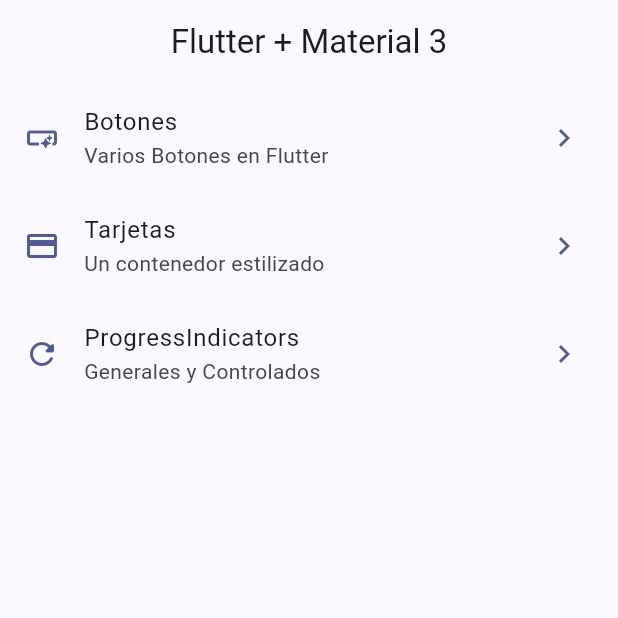
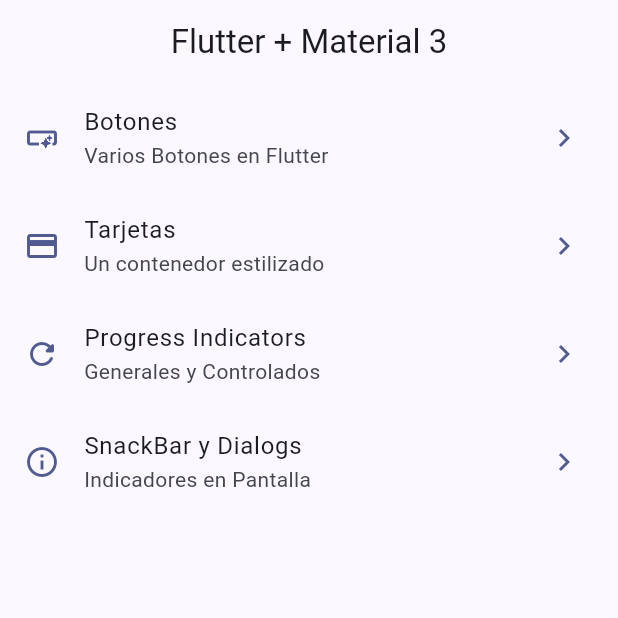
Before and after one commit to Apliarte/widgets_app, a Flutter app: the screen it shows after launch, on a phone screen of 412 x 824 dp, the top half of it. Run offline on Flutter 3.47's test engine with Material 2 defaults, Android fonts, the phone set to English and light mode, and no system bars; our stand-ins replace go_router.

Commit message:
snacksbar

```diff
--- a/lib/config/menu/menu_item.dart
+++ b/lib/config/menu/menu_item.dart
@@ -27,9 +27,15 @@ const appMenuItems = <MenuItem>[
     icon: Icons.credit_card_outlined,
   ),
   MenuItem(
-    title: 'ProgressIndicators ',
+    title: 'Progress Indicators ',
     subTitle: 'Generales y Controlados',
     link: '/progress',
     icon: Icons.refresh_rounded,
   ),
+  MenuItem(
+    title: 'SnackBar y Dialogs ',
+    subTitle: 'Indicadores en Pantalla',
+    link: '/snackbars',
+    icon: Icons.info_outline,
+  ),
 ];
--- a/lib/config/router/app_router.dart
+++ b/lib/config/router/app_router.dart
@@ -28,5 +28,10 @@ final appRouter = GoRouter(
       name: ProgressScreen.name,
       builder: (context, state) => const ProgressScreen(),
     ),
+    GoRoute(
+      path: '/snackbars',
+      name: SnackBarScreen.name,
+      builder: (context, state) => const SnackBarScreen(),
+    ),
   ],
 );
--- a/lib/main.dart
+++ b/lib/main.dart
@@ -13,6 +13,7 @@ class MainApp extends StatelessWidget {
   @override
   Widget build(BuildContext context) {
     return MaterialApp.router(
+      title: 'Whidgets App',
       routerConfig: appRouter,
       debugShowCheckedModeBanner: false,
       theme: AppTheme(selectedColor: 12).getTheme(),
```
Also changed, not shown: lib/presentation/screens/snackbar/snackbar_screen.dart (+68 -1 lines).
